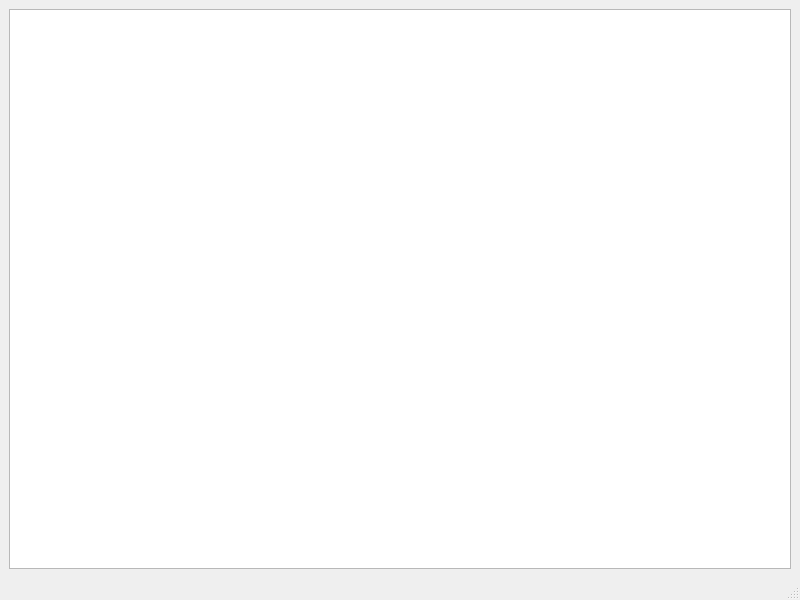
This is mainwindow.ui in nst1911/worktime-tracker as Qt 5 draws it before an edit. The edited form follows.
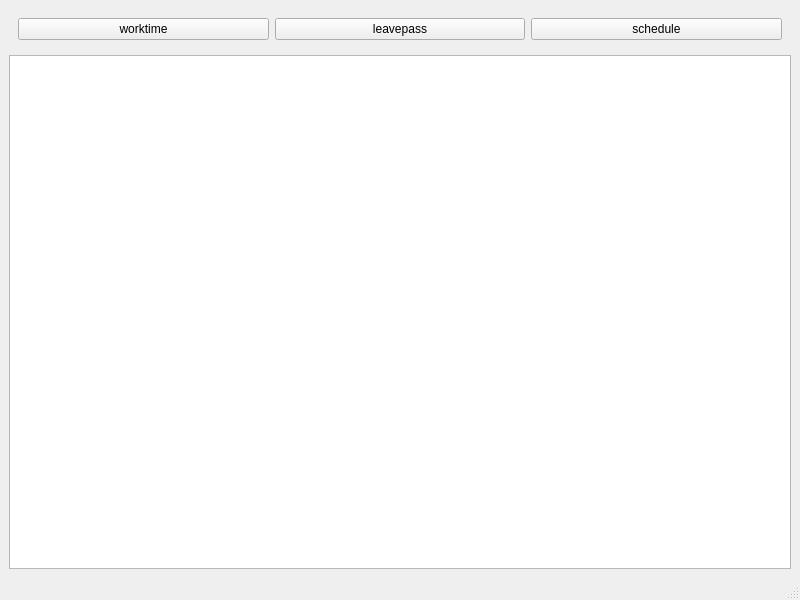
This is the edited form.

Commit message: Add timehelper files, edited MainWindow and WorktimeTracker

```diff
--- a/mainwindow.ui
+++ b/mainwindow.ui
@@ -14,7 +14,34 @@
    <string>MainWindow</string>
   </property>
   <widget class="QWidget" name="centralwidget">
-   <layout class="QHBoxLayout" name="horizontalLayout">
+   <layout class="QVBoxLayout" name="verticalLayout">
+    <item>
+     <widget class="QWidget" name="widget" native="true">
+      <layout class="QHBoxLayout" name="horizontalLayout_2">
+       <item>
+        <widget class="QPushButton" name="worktimeBtn">
+         <property name="text">
+          <string>worktime</string>
+         </property>
+        </widget>
+       </item>
+       <item>
+        <widget class="QPushButton" name="leavepassBtn">
+         <property name="text">
+          <string>leavepass</string>
+         </property>
+        </widget>
+       </item>
+       <item>
+        <widget class="QPushButton" name="scheduleBtn">
+         <property name="text">
+          <string>schedule</string>
+         </property>
+        </widget>
+       </item>
+      </layout>
+     </widget>
+    </item>
     <item>
      <widget class="QTableView" name="tableView"/>
     </item>
```
The commit also changes 7 other files.
